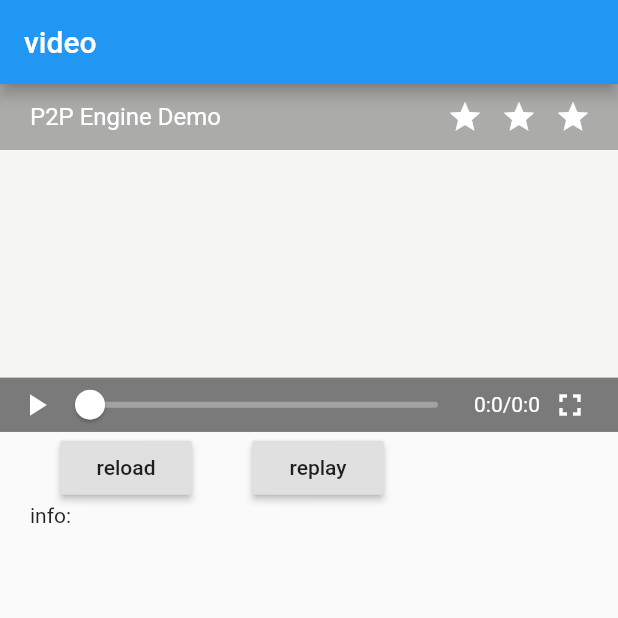
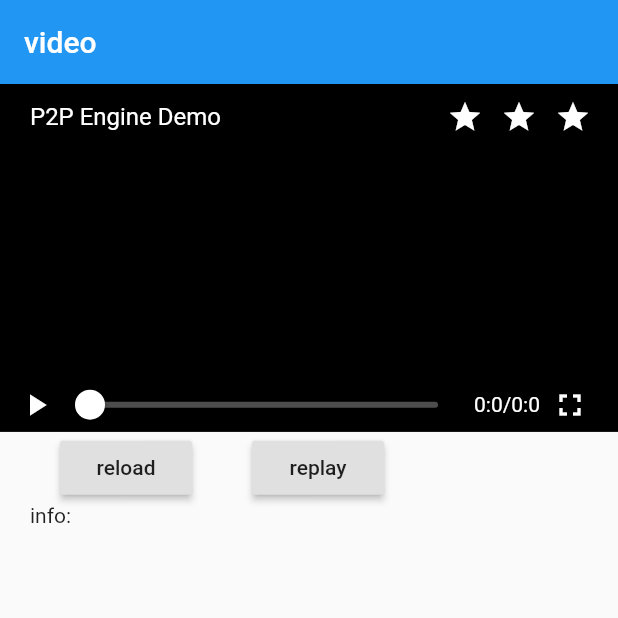
Before and after one commit to cdnbye/flutter-p2p-engine, a Flutter app: the screen it shows after launch, on a phone screen of 412 x 824 dp, the top half of it. Run offline on Flutter 3.47's test engine with Material 2 defaults, Android fonts, the phone set to English and light mode, and no system bars; our stand-ins replace chewie, video_player.

Commit message:
fix bug of no-width

```diff
--- a/example/lib/pages/customVideoPage.dart
+++ b/example/lib/pages/customVideoPage.dart
@@ -19,8 +19,8 @@ class _CustomVideoPlayerPageState extends State<CustomVideoPlayerPage> {
   }
 
   loadVideo() async {
-    var url = 'http://opentracker.cdnbye.com:2100/20190513/Hm8R9WIB/index.m3u8';
-    // var url = 'http://222.186.50.155/hls/test2.m3u8';
+    // var url = 'http://opentracker.cdnbye.com:2100/20190513/Hm8R9WIB/index.m3u8';
+    var url = 'http://222.186.50.155/hls/test2.m3u8';
 
     await Cdnbye.init('free', infoListener: (Map info) {
       print('收到运行信息:$info');
@@ -30,16 +30,24 @@ class _CustomVideoPlayerPageState extends State<CustomVideoPlayerPage> {
     print('转换前的Url$url');
     url = await Cdnbye.parseStreamURL(url);
     print('转换后的Url$url');
+    vpController?.pause();
+    position = 0;
+    videoDuration = 0;
+    isplay = false;
     vpController = null;
+    setState(() {});
     vpController = VideoPlayerController.network(url);
+    try {
       await vpController.initialize();
-
       vpController.addListener(() {
         position = vpController.value.position.inMilliseconds;
         setState(() {});
       });
       videoDuration = vpController.value.duration?.inMilliseconds;
       setState(() {});
+    } catch (e) {
+      print('$e');
+    }
   }
 
   String _info = '';
@@ -50,11 +58,17 @@ class _CustomVideoPlayerPageState extends State<CustomVideoPlayerPage> {
   bool isplay = false;
   @override
   Widget build(BuildContext context) {
-    Widget video = vpController == null
-        ? Container(
-            color: Color(0xfff5f5f4),
-          )
-        : VideoPlayer(vpController);
+    bool hasVideo = vpController?.value?.isPlaying ?? false;
+    Widget video;
+    double aspectRatio = 16 / 9.0;
+    if (hasVideo) {
+      video = VideoPlayer(vpController);
+      aspectRatio = vpController?.value?.aspectRatio ?? 16 / 9.0;
+    } else {
+      video = Container(
+        color: Color(0xff000000),
+      );
+    }
 
     return Scaffold(
       appBar: AppBar(
@@ -68,7 +82,7 @@ class _CustomVideoPlayerPageState extends State<CustomVideoPlayerPage> {
               aspectRatio: 16 / 9.0,
               child: VideoPlayerWidget(
                 video: video,
-                aspectRatio: vpController?.value?.aspectRatio ?? 16 / 9.0,
+                aspectRatio: aspectRatio,
                 videoDuration: videoDuration,
                 videoPositon: position,
                 isPlaying: isplay,
```
Also changed, not shown: 5 other files. Lines whose indentation alone changed are shown as unchanged.
